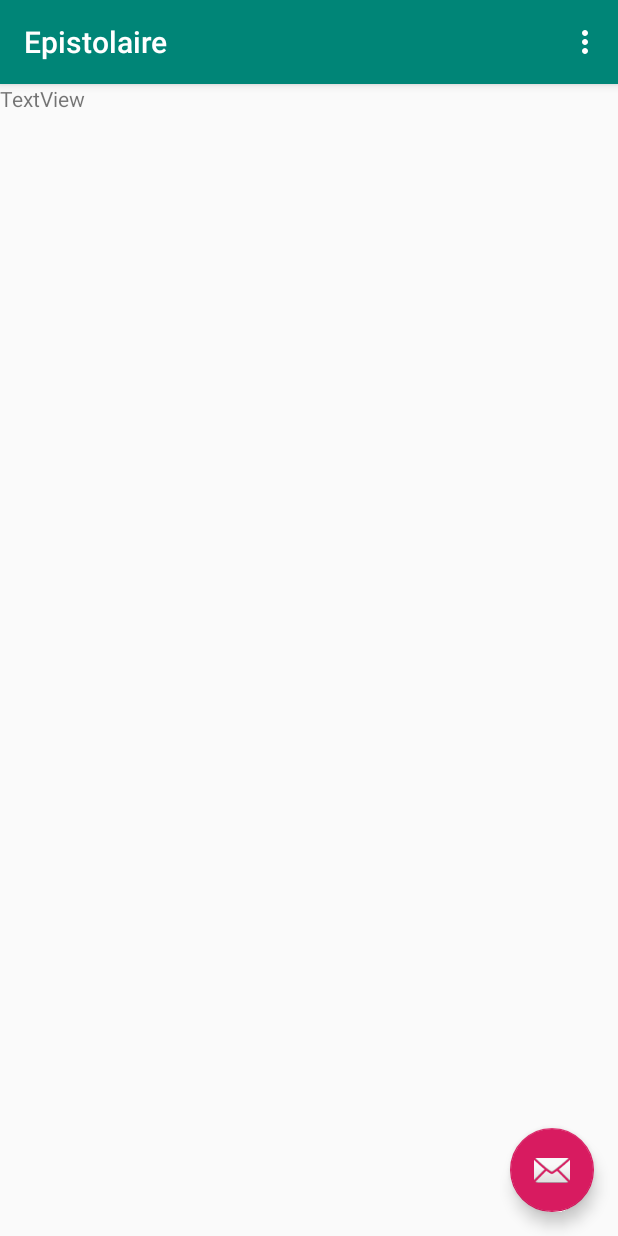
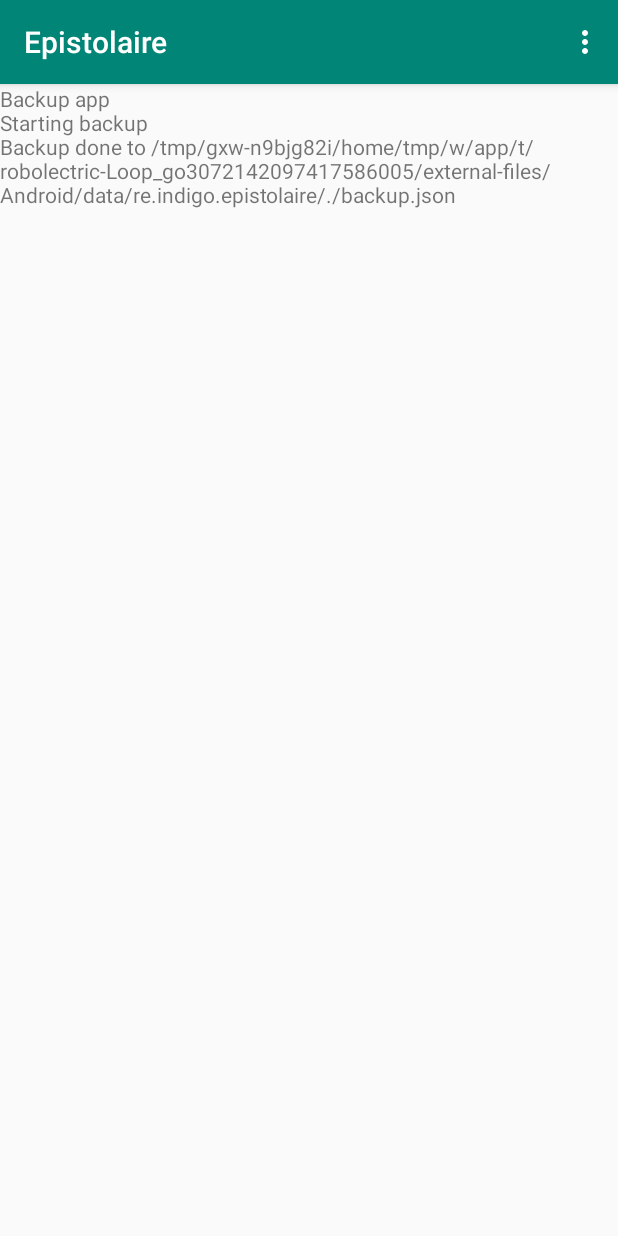
Before and after one commit to hydrargyrum/epistolaire, an Android app: the screen it shows after launch (MainActivity), on a phone screen of 412 x 824 dp. Run offline under Robolectric (Android 15) with nearby library versions, the phone set to English and light mode, and no system bars.

Commit message:
ui: dump in background to avoid freezing UI and display animation
Use an AsyncTask for this. Also show a progressbar (though
indeterminate).

Try to show errors if some happen.

```diff
--- a/app/src/main/java/re/indigo/epistolaire/MainActivity.kt
+++ b/app/src/main/java/re/indigo/epistolaire/MainActivity.kt
@@ -7,16 +7,17 @@
 
 import android.Manifest
 import android.content.pm.PackageManager
+import android.os.AsyncTask
 import android.os.Bundle
 import android.util.Log
 import android.view.Menu
 import android.view.MenuItem
-import android.widget.Toast
+import android.view.View
 import androidx.appcompat.app.AppCompatActivity
 import androidx.core.app.ActivityCompat
-import com.google.android.material.snackbar.Snackbar
 import kotlinx.android.synthetic.main.activity_main.*
-
+import kotlinx.android.synthetic.main.content_main.*
+import org.json.JSONObject
 import java.io.File
 import java.io.FileOutputStream
 import java.io.IOException
@@ -33,39 +34,24 @@
         setContentView(R.layout.activity_main)
         setSupportActionBar(toolbar)
 
+        /*
         fab.setOnClickListener { view ->
             Snackbar.make(view, "Replace with your own action", Snackbar.LENGTH_LONG)
                 .setAction("Action", null).show()
         }
+         */
 
         val wtf = 2
         if (ActivityCompat.checkSelfPermission(this, Manifest.permission.READ_SMS) != PackageManager.PERMISSION_GRANTED) {
             ActivityCompat.requestPermissions(this, arrayOf(Manifest.permission.READ_SMS), wtf)
         }
 
-        saveMessages()
+        addLine("Starting backup")
+        DumpTask().execute()
     }
 
-    fun saveMessages() {
-        //val dumper = SmsDumper(contentResolver)
-        val dumper = MmsDumper(contentResolver)
-        val jobj = dumper.getJson()
-
-        val myExternalFile = File(getExternalFilesDir("."), "backup.json")
-        Log.e("TAG", "plop ${myExternalFile}")
-        try {
-            val fileOutPutStream = FileOutputStream(myExternalFile)
-
-            try {
-                fileOutPutStream.write(jobj.toString().toByteArray())
-            } finally {
-                fileOutPutStream.close()
-            }
-        } catch (e: IOException) {
-            e.printStackTrace()
-        }
-
-        Toast.makeText(applicationContext,"Backup done to ${myExternalFile}", Toast.LENGTH_LONG).show()
+    fun addLine(line: String) {
+        myText.text = myText.text.toString() + "\n" + line
     }
 
     override fun onCreateOptionsMenu(menu: Menu): Boolean {
@@ -83,4 +69,54 @@
             else -> super.onOptionsItemSelected(item)
         }
     }
+
+    inner class DumpTask : AsyncTask<Void, Int, JSONObject?>() {
+        val dumper = MmsDumper(contentResolver)
+        var exc : String? = null
+
+        override fun doInBackground(vararg params: Void?): JSONObject? {
+            try {
+                return dumper.getJson()
+            } catch (e: Exception) {
+                exc = e.toString()
+                return null
+            }
+        }
+
+        override fun onPreExecute() {
+            super.onPreExecute()
+
+            progressBar.visibility = View.VISIBLE
+        }
+
+        override fun onPostExecute(jobj: JSONObject?) {
+            super.onPostExecute(jobj)
+
+            if (exc != null) {
+                progressBar.visibility = View.GONE
+                addLine(exc!!)
+                return
+            }
+
+            // TODO: ask where to save? ACTION_OPEN_DOCUMENT_TREE
+
+            val myExternalFile = File(getExternalFilesDir("."), "backup.json")
+            Log.e("TAG", "plop ${myExternalFile}")
+            try {
+                val fileOutPutStream = FileOutputStream(myExternalFile)
+
+                try {
+                    fileOutPutStream.write(jobj.toString().toByteArray())
+                } finally {
+                    fileOutPutStream.close()
+                }
+            } catch (e: IOException) {
+                addLine(e.toString())
+            }
+
+            progressBar.visibility = View.GONE
+
+            addLine("Backup done to $myExternalFile")
+        }
+    }
 }
--- a/app/src/main/res/layout/activity_main.xml
+++ b/app/src/main/res/layout/activity_main.xml
@@ -20,14 +20,18 @@
 
     </com.google.android.material.appbar.AppBarLayout>
 
-    <include layout="@layout/content_main" />
+    <include
+        android:id="@+id/include"
+        layout="@layout/content_main" />
 
-    <com.google.android.material.floatingactionbutton.FloatingActionButton
-        android:id="@+id/fab"
+    <ProgressBar
+        android:id="@+id/progressBar"
+        style="?android:attr/progressBarStyle"
         android:layout_width="wrap_content"
         android:layout_height="wrap_content"
-        android:layout_gravity="bottom|end"
-        android:layout_margin="@dimen/fab_margin"
-        app:srcCompat="@android:drawable/ic_dialog_email" />
+        android:indeterminate="true"
+        android:visibility="invisible"
+        app:layout_anchor="@+id/include"
+        app:layout_anchorGravity="center" />
 
 </androidx.coordinatorlayout.widget.CoordinatorLayout>
--- a/app/src/main/res/layout/content_main.xml
+++ b/app/src/main/res/layout/content_main.xml
@@ -6,14 +6,17 @@
     android:layout_height="match_parent"
     app:layout_behavior="@string/appbar_scrolling_view_behavior"
     tools:context=".MainActivity"
+    tools:layout_editor_absoluteY="56dp"
     tools:showIn="@layout/activity_main">
 
     <TextView
         android:id="@+id/myText"
-        android:layout_width="154dp"
-        android:layout_height="95dp"
-        android:text="TextView"
-        tools:layout_editor_absoluteX="119dp"
-        tools:layout_editor_absoluteY="179dp" />
+        android:layout_width="0dp"
+        android:layout_height="0dp"
+        android:text="Backup app"
+        app:layout_constraintBottom_toBottomOf="parent"
+        app:layout_constraintEnd_toEndOf="parent"
+        app:layout_constraintStart_toStartOf="parent"
+        app:layout_constraintTop_toTopOf="parent" />
 
 </androidx.constraintlayout.widget.ConstraintLayout>
```
